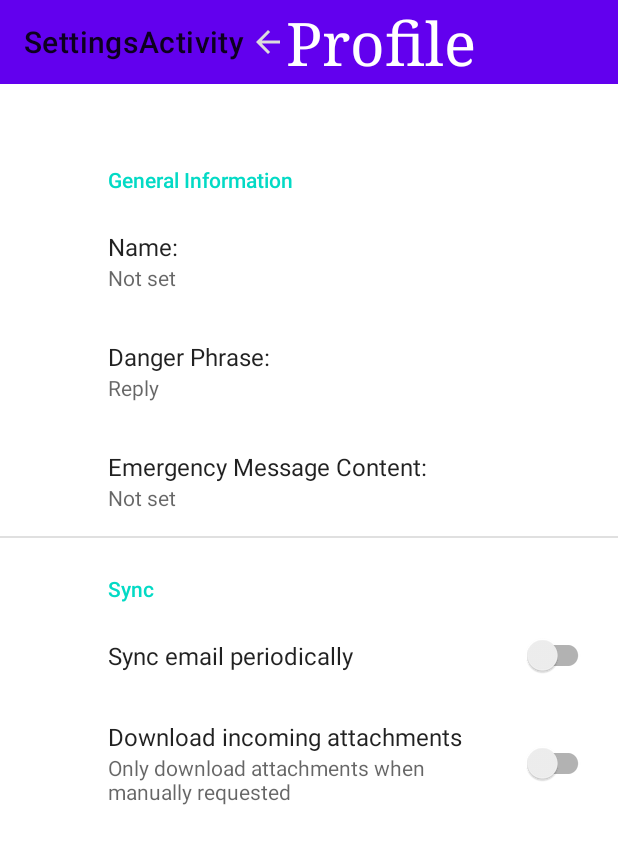
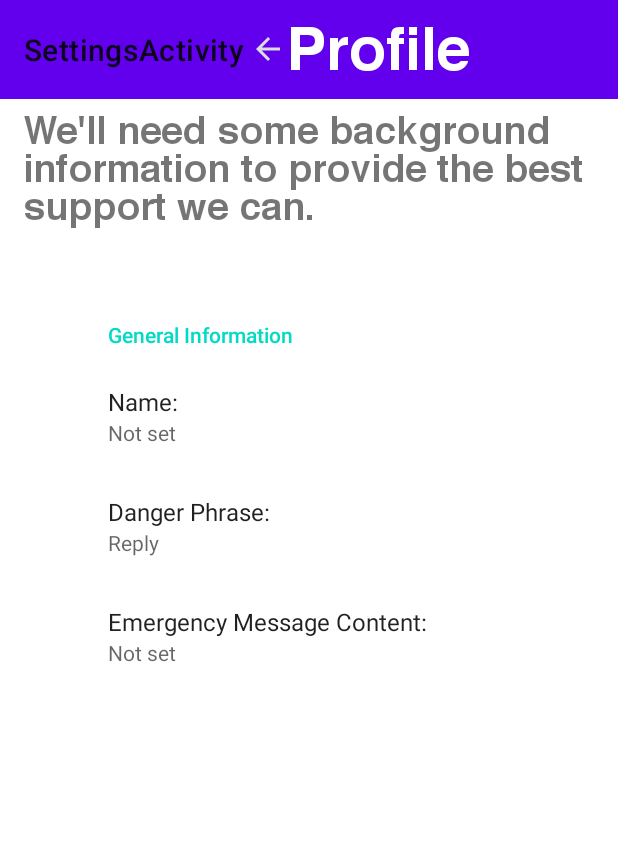
Before and after one commit to Allton274/iHearU, an Android app: the ProfileActivity screen opened directly, with no data from a screen before it, on a phone screen of 412 x 824 dp. Shown: the top 844 px of the screen. Run offline under Robolectric (Android 15) with nearby library versions, the phone set to English and light mode, and no system bars; our stand-ins replace androidx.preference.

Commit message:
Latest update

```diff
--- a/app/src/main/java/com/example/ihearu/MainActivity.java
+++ b/app/src/main/java/com/example/ihearu/MainActivity.java
@@ -14,7 +14,6 @@ import android.view.MenuItem;
 import android.view.View;
 import android.view.Window;
 import android.widget.Button;
-import android.widget.ImageButton;
 import android.widget.Toast;
 
 import androidx.annotation.NonNull;
@@ -57,7 +56,6 @@ public class MainActivity extends AppCompatActivity {
         slider2 = findViewById(R.id.slider2);
 
         slider3 = findViewById(R.id.slider3);
-
 
 
 
--- a/app/src/main/res/layout/activity_main.xml
+++ b/app/src/main/res/layout/activity_main.xml
@@ -62,23 +62,27 @@
                     android:layout_height="wrap_content"
                     android:id="@+id/slider1"
                     android:layout_gravity="center"
+                    android:contentDescription="Slider 1"
                     app:thumbColor="#d4330f"
                     app:trackColor="#4b9ff6"
                     android:layout_marginTop="50dp"
                     android:valueTo="10"/>
-                <com.google.android.material.slider.Slider
-                    android:layout_width="200sp"
-                    android:layout_height="wrap_content"
-                    android:id="@+id/slider2"
-                    android:layout_gravity="center"
-                    app:thumbColor="#d4330f"
-                    app:trackColor="#4b9ff6"
-                    android:valueTo="10"/>
+
+            <com.google.android.material.slider.Slider
+                android:id="@+id/slider2"
+                android:layout_width="200sp"
+                android:layout_height="wrap_content"
+                android:layout_gravity="center"
+                android:contentDescription="Slider 2"
+                android:valueTo="10"
+                app:thumbColor="#d4330f"
+                app:trackColor="#4b9ff6" />
                 <com.google.android.material.slider.Slider
                     android:layout_width="200sp"
                     android:layout_height="wrap_content"
                     android:id="@+id/slider3"
                     android:layout_gravity="center"
+                    android:contentDescription="Slider 3"
                     app:thumbColor="#d4330f"
                     app:trackColor="#4b9ff6"
                     android:valueTo="10"/>
--- a/app/src/main/res/layout/profile_activity.xml
+++ b/app/src/main/res/layout/profile_activity.xml
@@ -1,4 +1,5 @@
 <FrameLayout xmlns:android="http://schemas.android.com/apk/res/android"
+    xmlns:app="http://schemas.android.com/apk/res-auto"
     android:layout_width="match_parent"
     android:layout_height="match_parent"
     style="@style/Theme.AppCompat.Light.NoActionBar">
@@ -15,6 +16,7 @@
             android:layout_width="match_parent"
             android:layout_height="wrap_content"
             android:background="?attr/colorPrimary"
+            app:title=""
             >
 
             <ImageButton
@@ -29,9 +31,18 @@
                 android:text="@string/profile"
                 android:layout_gravity="center"
                 android:textSize="40sp"
-                android:fontFamily="serif"
+                android:fontFamily="@font/helvetica_bold"
                 android:textColor="@color/white"/>
         </androidx.appcompat.widget.Toolbar>
+
+        <TextView
+            android:layout_width="wrap_content"
+            android:layout_height="wrap_content"
+            android:layout_marginStart="15dp"
+            android:layout_marginEnd="15dp"
+            android:text="@string/background_info"
+            android:textSize="25sp"
+            android:fontFamily="@font/helvetica_bold"/>
 
         <LinearLayout
             android:layout_width="match_parent"
--- a/app/src/main/res/xml/root_preferences.xml
+++ b/app/src/main/res/xml/root_preferences.xml
@@ -7,6 +7,8 @@
             app:key="name"
             app:title="Name:"
             app:useSimpleSummaryProvider="true"
+
+
             />
 
         <ListPreference
@@ -24,19 +26,4 @@
             />
     </PreferenceCategory>
 
-    <PreferenceCategory app:title="@string/sync_header">
-
-        <SwitchPreferenceCompat
-            app:key="sync"
-            app:title="@string/sync_title" />
-
-        <SwitchPreferenceCompat
-            app:dependency="sync"
-            app:key="attachment"
-            app:summaryOff="@string/attachment_summary_off"
-            app:summaryOn="@string/attachment_summary_on"
-            app:title="@string/attachment_title" />
-
-    </PreferenceCategory>
-
 </PreferenceScreen>
```
